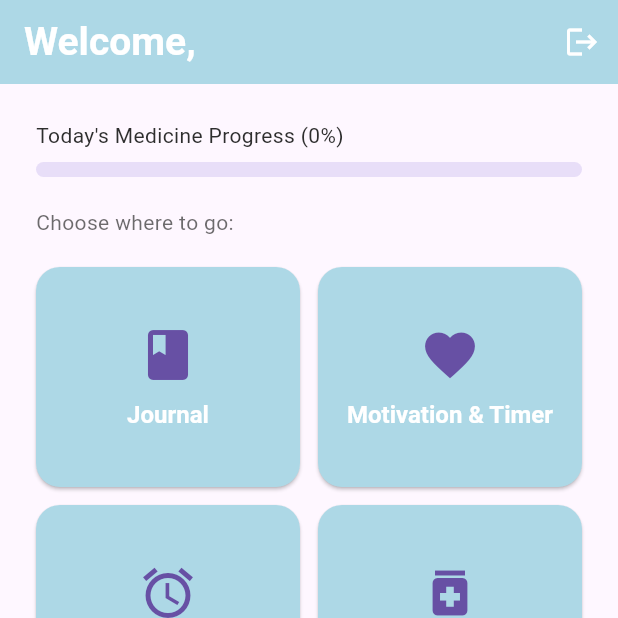
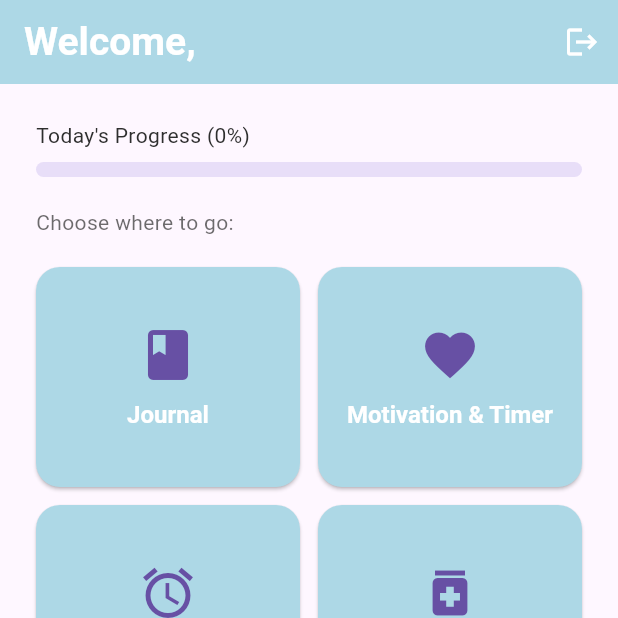
Before and after one commit to Inesh100/Clarity, a Flutter app: the screen it shows after launch, after a tap on "Sign In", on a phone screen of 412 x 824 dp, the top half of it. Run offline on Flutter 3.47's test engine with Material 3 defaults, Android fonts, the phone set to English and light mode, and no system bars; our stand-ins replace circular_countdown_timer, cloud_firestore, firebase_auth, firebase_core, flutter_local_notifications, flutter_timezone and 5 more; missing offline and left inert: android_intent_plus; accounts and stored records are empty; network calls fail.

Commit message:
Changed medicine progress to general progress 	modified:   lib/pages/welcome_page.dart

```diff
--- a/lib/pages/welcome_page.dart
+++ b/lib/pages/welcome_page.dart
@@ -99,7 +99,7 @@ class _WelcomePageState extends State<WelcomePage> {
         child: Column(
           crossAxisAlignment: CrossAxisAlignment.stretch,
           children: [
-            Text("Today's Medicine Progress ($percent%)",
+            Text("Today's Progress ($percent%)",
                 style: AppTextStyles.subtitle),
             const SizedBox(height: 8),
 
```
